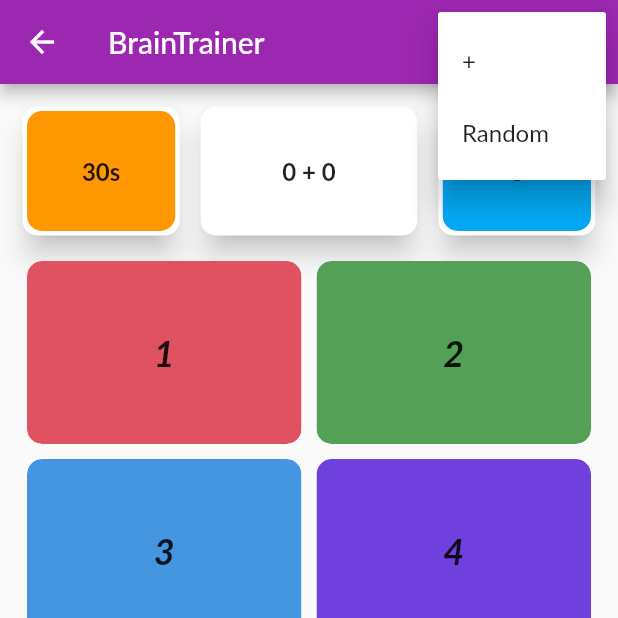
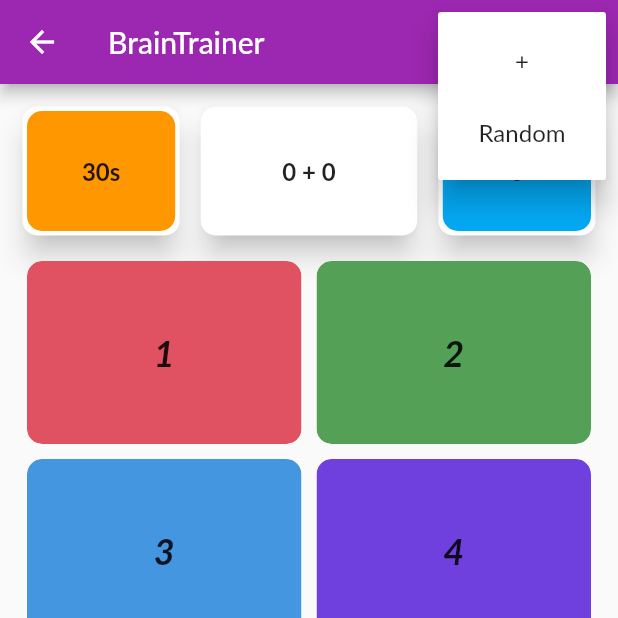
Before and after one commit to offlineprogrammer/brain_trainer_flutter, a Flutter app: the GameScreen screen opened by its route, after a tap on the "settings" icon, on a phone screen of 412 x 824 dp, the top half of it. Run offline on Flutter 3.47's test engine with Material 2 defaults, Android fonts, the phone set to English and light mode, and no system bars; our stand-ins replace confetti, firebase_auth, firebase_core, rflutter_alert, sign_in_with_apple; accounts and stored records are empty; Roboto replaces fonts that are missing (Lato).

Commit message:
Restart Game

```diff
--- a/lib/models/game.dart
+++ b/lib/models/game.dart
@@ -87,6 +87,11 @@
         }
       });
     }
+  }
+
+  void restartTheGame() {
+    isActive = false;
+    playTheGame();
   }
 
   void playTheGame() {
--- a/lib/screens/game_screen.dart
+++ b/lib/screens/game_screen.dart
@@ -18,13 +18,18 @@
         title: Text('BrainTrainer'),
         actions: [
           PopupMenuButton(
-            onSelected: (FilterOptions selectedValue) {},
+            onSelected: (FilterOptions selectedValue) {
+              _game.restartTheGame();
+            },
             icon: Icon(Icons.settings_outlined),
             itemBuilder: (BuildContext context) {
               return [
-                PopupMenuItem(child: Text('+'), value: FilterOptions.Addition),
                 PopupMenuItem(
-                    child: Text('Random'), value: FilterOptions.Random),
+                    child: Center(child: Text('+')),
+                    value: FilterOptions.Addition),
+                PopupMenuItem(
+                    child: Center(child: Text('Random')),
+                    value: FilterOptions.Random),
               ];
             },
           ),
```
